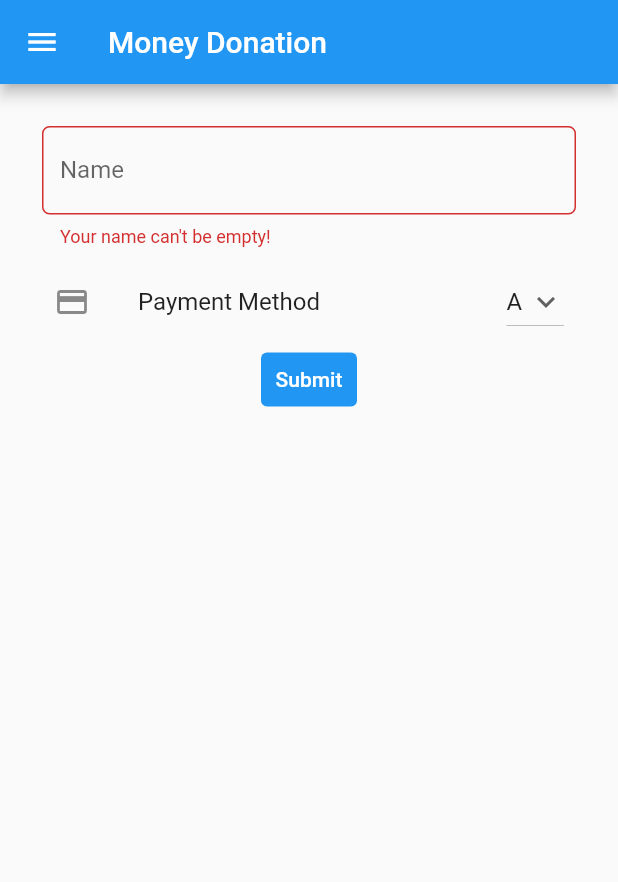
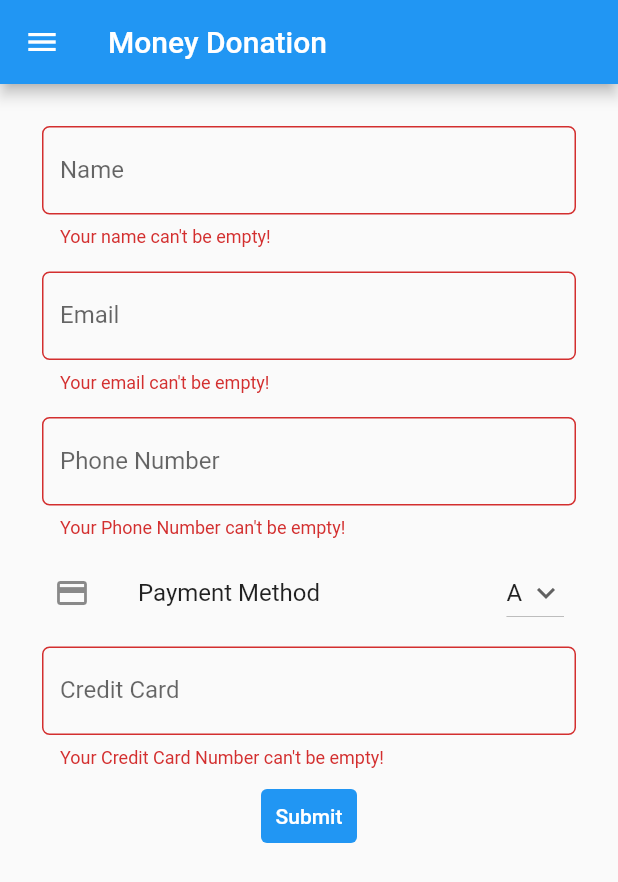
Before and after one commit to pbp-b-10/pedulee-flutter, a Flutter app: the MoneyDonationPage screen opened directly, after a tap on "Submit", on a phone screen of 412 x 824 dp. Shown: the top 882 px of the screen. Run offline on Flutter 3.47's test engine with Material 2 defaults, Android fonts, the phone set to English and light mode, and no system bars.

Commit message:
Updated Money Donation Form

```diff
--- a/pedulee/lib/pages/money.dart
+++ b/pedulee/lib/pages/money.dart
@@ -11,7 +11,9 @@ class MoneyDonationPage extends StatefulWidget {
 class _MoneyDonationPageState extends State<MoneyDonationPage> {
     final _formKey = GlobalKey<FormState>();
     String fullName = "";
-    double age = 0;
+    String email = "";
+    String phoneNumber = "";
+    String ccNumber = "";
     String paymentMethod = 'A';
     List<String> listPaymentMethod = ['A', 'B', 'C', 'D', 'E', 'F', 'KI'];
 
@@ -63,6 +65,72 @@ class _MoneyDonationPageState extends State<MoneyDonationPage> {
                                     },
                                 ),
                             ),
+                            Padding(
+                                // Menggunakan padding sebesar 8 pixels
+                                padding: const EdgeInsets.all(8.0),
+                                child: TextFormField(
+                                    decoration: InputDecoration(
+                                        hintText: "cicakbinkadal@cs.ui.ac.id",
+                                        labelText: "Email",
+                                        // Menambahkan circular border agar lebih rapi
+                                        border: OutlineInputBorder(
+                                            borderRadius: BorderRadius.circular(5.0),
+                                        ),
+                                    ),
+                                    // Menambahkan behavior saat nama diketik
+                                    onChanged: (String? value) {
+                                        setState(() {
+                                            email = value!;
+                                        });
+                                    },
+                                    // Menambahkan behavior saat data disimpan
+                                    onSaved: (String? value) {
+                                        setState(() {
+                                            email = value!;
+                                        });
+                                    },
+                                    // Validator sebagai validasi form
+                                    validator: (String? value) {
+                                        if (value == null || value.isEmpty) {
+                                            return "Your email can't be empty!";
+                                        }
+                                        return null;
+                                    },
+                                ),
+                            ),
+                            Padding(
+                              // Menggunakan padding sebesar 8 pixels
+                              padding: const EdgeInsets.all(8.0),
+                              child: TextFormField(
+                                  decoration: InputDecoration(
+                                      hintText: "+6281212341234",
+                                      labelText: "Phone Number",
+                                      // Menambahkan circular border agar lebih rapi
+                                      border: OutlineInputBorder(
+                                          borderRadius: BorderRadius.circular(5.0),
+                                      ),
+                                  ),
+                                  // Menambahkan behavior saat nama diketik
+                                  onChanged: (String? value) {
+                                      setState(() {
+                                          phoneNumber = value!;
+                                      });
+                                  },
+                                  // Menambahkan behavior saat data disimpan
+                                  onSaved: (String? value) {
+                                      setState(() {
+                                          phoneNumber = value!;
+                                      });
+                                  },
+                                  // Validator sebagai validasi form
+                                  validator: (String? value) {
+                                      if (value == null || value.isEmpty) {
+                                          return "Your Phone Number can't be empty!";
+                                      }
+                                      return null;
+                                  },
+                              ),
+                            ),
                             ListTile(
                               leading: const Icon(Icons.credit_card),
                               title: const Text('Payment Method'),
@@ -79,6 +147,39 @@ class _MoneyDonationPageState extends State<MoneyDonationPage> {
                                   setState(() {
                                       paymentMethod = newValue!;
                                   });
+                                  },
+                              ),
+                            ),
+                            Padding(
+                              // Menggunakan padding sebesar 8 pixels
+                              padding: const EdgeInsets.all(8.0),
+                              child: TextFormField(
+                                  decoration: InputDecoration(
+                                      hintText: "Card Number",
+                                      labelText: "Credit Card",
+                                      // Menambahkan circular border agar lebih rapi
+                                      border: OutlineInputBorder(
+                                          borderRadius: BorderRadius.circular(5.0),
+                                      ),
+                                  ),
+                                  // Menambahkan behavior saat nama diketik
+                                  onChanged: (String? value) {
+                                      setState(() {
+                                          ccNumber = value!;
+                                      });
+                                  },
+                                  // Menambahkan behavior saat data disimpan
+                                  onSaved: (String? value) {
+                                      setState(() {
+                                          ccNumber = value!;
+                                      });
+                                  },
+                                  // Validator sebagai validasi form
+                                  validator: (String? value) {
+                                      if (value == null || value.isEmpty) {
+                                          return "Your Credit Card Number can't be empty!";
+                                      }
+                                      return null;
                                   },
                               ),
                             ),
```
